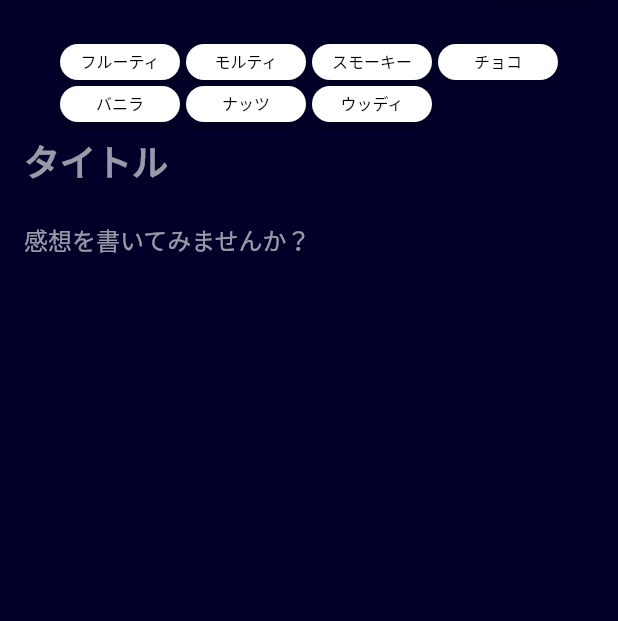
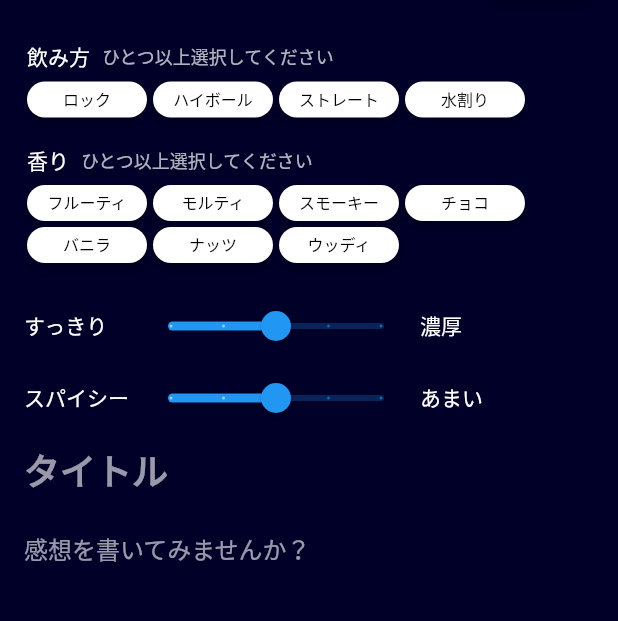
Before and after one commit to kenta-wakasa/whiskit, a Flutter app: the ReviewPage screen opened directly with empty values, on a phone screen of 412 x 824 dp, the part 67-688 px from its top. Run offline on Flutter 3.47's test engine with Material 2 defaults, Android fonts, the phone set to English and light mode, and no system bars; our stand-ins replace cloud_firestore, firebase_auth, firebase_core, flutter_riverpod, flutter_signin_button, google_sign_in and 1 more; missing offline and left inert: cloud_firestore_platform_interface, dart:html, enum_to_string; accounts and stored records are empty; network calls fail; statements that could not run were skipped.

Commit message:
投稿機能途中

```diff
--- a/lib/models/review.dart
+++ b/lib/models/review.dart
@@ -102,19 +102,6 @@ class Review {
 
 class ReviewRepository {}
 
-enum HowToDrink {
-  straight,
-  rock,
-  water,
-  soda,
-}
+enum HowToDrink { straight, rock, water, soda }
 
-enum Aroma {
-  fruity,
-  malty,
-  smoky,
-  woody,
-  choco,
-  vanilla,
-  nutty,
-}
+enum Aroma { fruity, malty, smoky, woody, choco, vanilla, nutty }
--- a/lib/views/review_page.dart
+++ b/lib/views/review_page.dart
@@ -14,6 +14,7 @@ class ReviewPage extends ConsumerWidget {
   Widget build(BuildContext context, ScopedReader watch) {
     final textTheme = Theme.of(context).textTheme;
     final controller = watch(reviewProvider);
+
     final hasFruity = controller.aromaList.contains(Aroma.fruity);
     final hasMalty = controller.aromaList.contains(Aroma.malty);
     final hasChoco = controller.aromaList.contains(Aroma.choco);
@@ -21,6 +22,12 @@ class ReviewPage extends ConsumerWidget {
     final hasWoody = controller.aromaList.contains(Aroma.woody);
     final hasSmoky = controller.aromaList.contains(Aroma.smoky);
     final hasVanilla = controller.aromaList.contains(Aroma.vanilla);
+
+    final hasRock = controller.howToDrinkList.contains(HowToDrink.rock);
+    final hasSoda = controller.howToDrinkList.contains(HowToDrink.soda);
+    final hasStraight = controller.howToDrinkList.contains(HowToDrink.straight);
+    final hasWater = controller.howToDrinkList.contains(HowToDrink.water);
+
     return Scaffold(
       appBar: AppBar(
         automaticallyImplyLeading: false,
@@ -49,9 +56,76 @@ class ReviewPage extends ConsumerWidget {
               child: ConstrainedBox(
                 constraints: const BoxConstraints(maxWidth: 640),
                 child: Column(
-                  crossAxisAlignment: CrossAxisAlignment.center,
+                  crossAxisAlignment: CrossAxisAlignment.start,
                   children: [
                     const SizedBox(width: double.infinity),
+                    Row(
+                      children: [
+                        const SizedBox(width: 2),
+                        const Text('飲み方'),
+                        const SizedBox(width: 8),
+                        controller.howToDrinkList.isEmpty
+                            ? Text(
+                                'ひとつ以上選択してください',
+                                style: textTheme.caption,
+                              )
+                            : const SizedBox(),
+                      ],
+                    ),
+                    const SizedBox(height: 4),
+                    Wrap(children: [
+                      EasyButton(
+                        padding: 2,
+                        onPressed: () => hasRock
+                            ? controller.removeHowToDrink(HowToDrink.rock)
+                            : controller.addHowToDrink(HowToDrink.rock),
+                        onPrimary: hasRock ? Colors.white : Colors.black,
+                        primary: hasRock ? Colors.blue : Colors.white,
+                        text: 'ロック',
+                      ),
+                      EasyButton(
+                        padding: 2,
+                        onPressed: () => hasSoda
+                            ? controller.removeHowToDrink(HowToDrink.soda)
+                            : controller.addHowToDrink(HowToDrink.soda),
+                        onPrimary: hasSoda ? Colors.white : Colors.black,
+                        primary: hasSoda ? Colors.blue : Colors.white,
+                        text: 'ハイボール',
+                      ),
+                      EasyButton(
+                        padding: 2,
+                        onPressed: () => hasStraight
+                            ? controller.removeHowToDrink(HowToDrink.straight)
+                            : controller.addHowToDrink(HowToDrink.straight),
+                        onPrimary: hasStraight ? Colors.white : Colors.black,
+                        primary: hasStraight ? Colors.blue : Colors.white,
+                        text: 'ストレート',
+                      ),
+                      EasyButton(
+                        padding: 2,
+                        onPressed: () => hasWater
+                            ? controller.removeHowToDrink(HowToDrink.water)
+                            : controller.addHowToDrink(HowToDrink.water),
+                        onPrimary: hasWater ? Colors.white : Colors.black,
+                        primary: hasWater ? Colors.blue : Colors.white,
+                        text: '水割り',
+                      ),
+                    ]),
+                    const SizedBox(height: 16),
+                    Row(
+                      children: [
+                        const SizedBox(width: 2),
+                        const Text('香り'),
+                        const SizedBox(width: 8),
+                        controller.aromaList.isEmpty
+                            ? Text(
+                                'ひとつ以上選択してください',
+                                style: textTheme.caption,
+                              )
+                            : const SizedBox(),
+                      ],
+                    ),
+                    const SizedBox(height: 4),
                     Wrap(children: [
                       EasyButton(
                         padding: 2,
@@ -110,6 +184,47 @@ class ReviewPage extends ConsumerWidget {
                         text: 'ウッディ',
                       ),
                     ]),
+                    const SizedBox(height: 16),
+                    Row(
+                      children: [
+                        const SizedBox(
+                          width: 72,
+                          child: Text('すっきり'),
+                        ),
+                        Slider(
+                          label: '濃厚さ',
+                          value: controller.rich.toDouble(),
+                          onChanged: (value) => controller.updateRich(value.toInt()),
+                          min: 1,
+                          max: 5,
+                          divisions: 4,
+                        ),
+                        const SizedBox(
+                          width: 72,
+                          child: Text('濃厚'),
+                        ),
+                      ],
+                    ),
+                    Row(
+                      children: [
+                        const SizedBox(
+                          width: 72,
+                          child: Text('スパイシー'),
+                        ),
+                        Slider(
+                          label: 'あまさ',
+                          value: controller.sweet.toDouble(),
+                          onChanged: (value) => controller.updateSweet(value.toInt()),
+                          min: 1,
+                          max: 5,
+                          divisions: 4,
+                        ),
+                        const SizedBox(
+                          width: 72,
+                          child: Text('あまい'),
+                        ),
+                      ],
+                    ),
                     SizedBox(
                       height: 40,
                       child: TextFormField(
```
Also changed, not shown: lib/controllers/review_controller.dart (+29 -15 lines).
